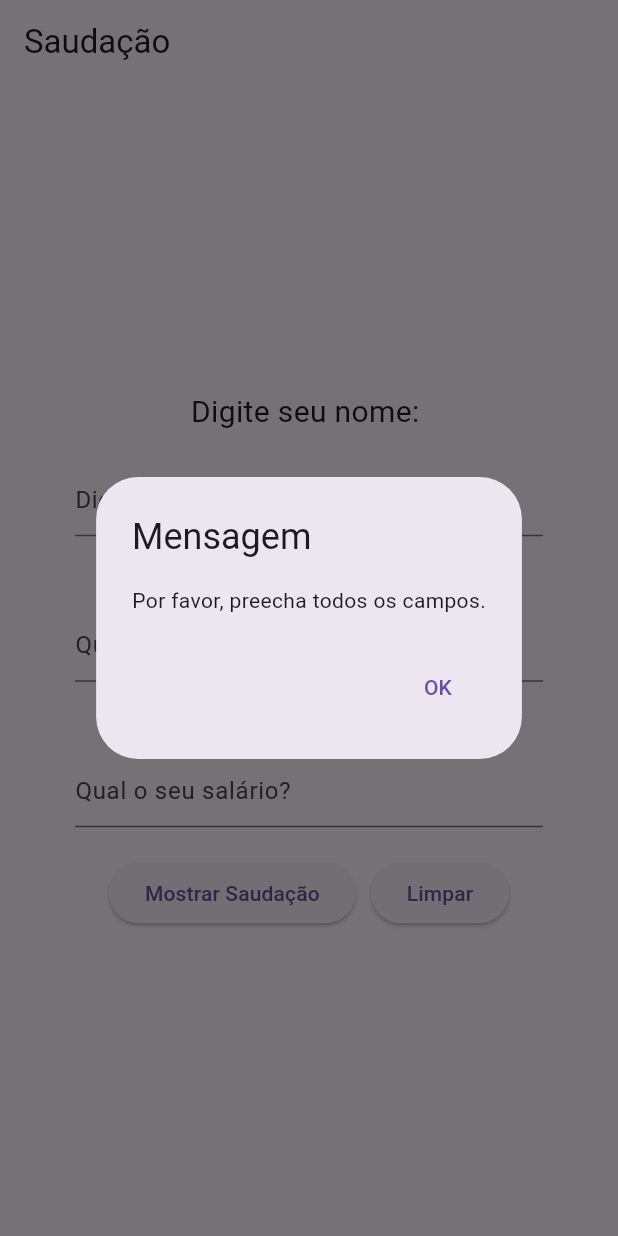
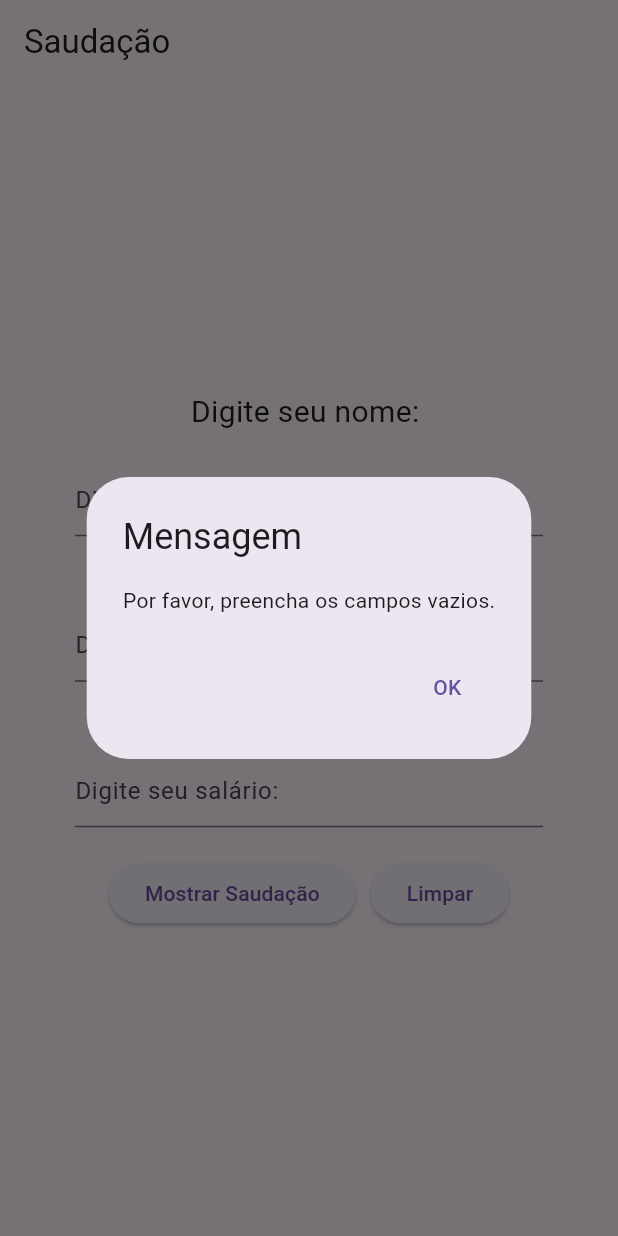
Before and after one commit to MarceloColares000/atv-dart, a Flutter app: the screen it shows after launch, after a tap on "Mostrar Saudação", on a phone screen of 412 x 824 dp. Run offline on Flutter 3.47's test engine with Material 3 defaults, Android fonts, the phone set to English and light mode, and no system bars.

Commit message:
Update main.dart

```diff
--- a/atv-14/lib/main.dart
+++ b/atv-14/lib/main.dart
@@ -27,8 +27,8 @@ class _HomePageState extends State<HomePage> {
   String _idade = '';
   String _salario = '';
   TextEditingController _controller = TextEditingController();
-  TextEditingController _controllerIdade = TextEditingController();
-  TextEditingController _controllerSalario = TextEditingController();
+  TextEditingController _controller1 = TextEditingController();
+  TextEditingController _controller3 = TextEditingController();
   @override
   Widget build(BuildContext context) {
     return Scaffold(
@@ -61,14 +61,14 @@ class _HomePageState extends State<HomePage> {
               ),
             ),
             Text(
-              'Qual é a sua idade? ',
+              'Digite sua idade: ',
               style: TextStyle(fontSize: 20.0),
             ),
             SizedBox(height: 20.0),
             Padding(
               padding: EdgeInsets.symmetric(horizontal: 50.0),
               child: TextField(
-                controller: _controllerIdade,
+                controller: _controller1,
                 onChanged: (value) {
                   setState(
                     () {
@@ -77,19 +77,19 @@ class _HomePageState extends State<HomePage> {
                   );
                 },
                 decoration: InputDecoration(
-                  hintText: 'Qual é a sua idade? ',
+                  hintText: 'Digite sua idade: ',
                 ),
               ),
             ),
             Text(
-              'Qual o seu salário? ',
+              'Digite seu salário: ',
               style: TextStyle(fontSize: 20.0),
             ),
             SizedBox(height: 20.0),
             Padding(
               padding: EdgeInsets.symmetric(horizontal: 50.0),
               child: TextField(
-                controller: _controllerSalario,
+                controller: _controller3,
                 onChanged: (value) {
                   setState(
                     () {
@@ -98,7 +98,7 @@ class _HomePageState extends State<HomePage> {
                   );
                 },
                 decoration: InputDecoration(
-                  hintText: 'Qual o seu salário? ',
+                  hintText: 'Digite seu salário: ',
                 ),
               ),
             ),
@@ -110,12 +110,14 @@ class _HomePageState extends State<HomePage> {
               children: [
                 ElevatedButton(
                   onPressed: () {
-                    if (_nome.isNotEmpty) {
+                    if (_nome.isNotEmpty &
+                        _salario.isNotEmpty &
+                        _idade.isNotEmpty) {
                       _mostrarMensagem(context,
-                          'Olá, $_nome! Sua idade é $_idade e você tem um salário de $_salario');
+                          'Olá, Seu nome é: $_nome  idade: $_idade  salario: $_salario! ');
                     } else {
                       _mostrarMensagem(
-                          context, 'Por favor, preecha todos os campos.');
+                          context, 'Por favor, preencha os campos vazios.');
                     }
                   },
                   child: Text('Mostrar Saudação'),
@@ -124,9 +126,13 @@ class _HomePageState extends State<HomePage> {
                 ElevatedButton(
                   onPressed: () {
                     _controller.clear();
+                    _controller1.clear();
+                    _controller3.clear();
                     setState(
                       () {
                         _nome = '';
+                        _salario = '';
+                        _idade = '';
                       },
                     );
                   },
```
